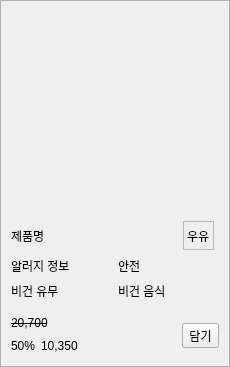
Qt form shopee_ros2/src/shopee_app/shopee_app/ui/promoded_class.ui (addinedu-roscamp-7th/roscamp-repo-1) before a commit.
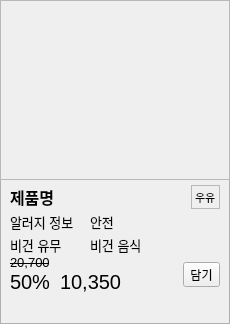
The same form after that commit. Icons and pictures are not drawn.

Commit message: [ShopeeApp] 상품 리스트 디자인 수정

The edit to the form file:
```diff
--- a/shopee_ros2/src/shopee_app/shopee_app/ui/promoded_class.ui
+++ b/shopee_ros2/src/shopee_app/shopee_app/ui/promoded_class.ui
@@ -7,7 +7,7 @@
     <x>0</x>
     <y>0</y>
     <width>230</width>
-    <height>367</height>
+    <height>324</height>
    </rect>
   </property>
   <property name="sizePolicy">
@@ -24,8 +24,8 @@
   </property>
   <property name="maximumSize">
    <size>
-    <width>230</width>
-    <height>367</height>
+    <width>248</width>
+    <height>324</height>
    </size>
   </property>
   <property name="windowTitle">
@@ -34,7 +34,22 @@
   <property name="styleSheet">
    <string notr="true">#product_form { border: 1px solid #b0b0b0; }</string>
   </property>
-  <layout class="QVBoxLayout" name="verticalLayout" stretch="20,4,2,2,1,0">
+  <layout class="QVBoxLayout" name="verticalLayout" stretch="20,0,4,2,2,0,0">
+   <property name="spacing">
+    <number>0</number>
+   </property>
+   <property name="leftMargin">
+    <number>0</number>
+   </property>
+   <property name="topMargin">
+    <number>0</number>
+   </property>
+   <property name="rightMargin">
+    <number>0</number>
+   </property>
+   <property name="bottomMargin">
+    <number>0</number>
+   </property>
    <item>
     <widget class="QLabel" name="label_prod_image">
      <property name="sizePolicy">
@@ -45,18 +60,24 @@
      </property>
      <property name="minimumSize">
       <size>
-       <width>160</width>
-       <height>160</height>
+       <width>230</width>
+       <height>180</height>
       </size>
      </property>
      <property name="maximumSize">
       <size>
-       <width>16777211</width>
-       <height>16777215</height>
+       <width>230</width>
+       <height>180</height>
       </size>
      </property>
      <property name="frameShape">
-      <enum>QFrame::NoFrame</enum>
+      <enum>QFrame::StyledPanel</enum>
+     </property>
+     <property name="lineWidth">
+      <number>0</number>
+     </property>
+     <property name="midLineWidth">
+      <number>0</number>
      </property>
      <property name="text">
       <string/>
@@ -72,16 +93,45 @@
      </property>
     </widget>
    </item>
+   <item>
+    <spacer name="verticalSpacer_2">
+     <property name="orientation">
+      <enum>Qt::Vertical</enum>
+     </property>
+     <property name="sizeType">
+      <enum>QSizePolicy::Fixed</enum>
+     </property>
+     <property name="sizeHint" stdset="0">
+      <size>
+       <width>20</width>
+       <height>5</height>
+      </size>
+     </property>
+    </spacer>
+   </item>
    <item>
     <layout class="QHBoxLayout" name="horizontalLayout">
+     <property name="spacing">
+      <number>0</number>
+     </property>
+     <property name="leftMargin">
+      <number>10</number>
+     </property>
      <property name="topMargin">
-      <number>10</number>
+      <number>0</number>
      </property>
      <property name="rightMargin">
-      <number>5</number>
+      <number>10</number>
      </property>
      <item>
       <widget class="QLabel" name="label_prod_name">
+       <property name="font">
+        <font>
+         <pointsize>12</pointsize>
+         <weight>75</weight>
+         <bold>true</bold>
+        </font>
+       </property>
        <property name="text">
         <string>제품명</string>
        </property>
@@ -102,9 +152,20 @@
      </item>
      <item>
       <widget class="QLabel" name="label_category">
+       <property name="font">
+        <font>
+         <pointsize>8</pointsize>
+        </font>
+       </property>
        <property name="frameShape">
         <enum>QFrame::StyledPanel</enum>
        </property>
+       <property name="lineWidth">
+        <number>10</number>
+       </property>
+       <property name="midLineWidth">
+        <number>10</number>
+       </property>
        <property name="text">
         <string>우유</string>
        </property>
@@ -117,8 +178,28 @@
    </item>
    <item>
     <layout class="QHBoxLayout" name="horizontalLayout_2">
+     <property name="leftMargin">
+      <number>10</number>
+     </property>
+     <property name="topMargin">
+      <number>3</number>
+     </property>
+     <property name="rightMargin">
+      <number>10</number>
+     </property>
      <item>
       <widget class="QLabel" name="label_5">
+       <property name="minimumSize">
+        <size>
+         <width>80</width>
+         <height>0</height>
+        </size>
+       </property>
+       <property name="font">
+        <font>
+         <pointsize>10</pointsize>
+        </font>
+       </property>
        <property name="text">
         <string>알러지 정보</string>
        </property>
@@ -126,17 +207,55 @@
      </item>
      <item>
       <widget class="QLabel" name="label_allergy_info">
+       <property name="font">
+        <font>
+         <pointsize>10</pointsize>
+        </font>
+       </property>
        <property name="text">
         <string>안전</string>
        </property>
       </widget>
      </item>
+     <item>
+      <spacer name="horizontalSpacer_3">
+       <property name="orientation">
+        <enum>Qt::Horizontal</enum>
+       </property>
+       <property name="sizeHint" stdset="0">
+        <size>
+         <width>40</width>
+         <height>20</height>
+        </size>
+       </property>
+      </spacer>
+     </item>
     </layout>
    </item>
    <item>
     <layout class="QHBoxLayout" name="horizontalLayout_3">
+     <property name="leftMargin">
+      <number>10</number>
+     </property>
+     <property name="topMargin">
+      <number>3</number>
+     </property>
+     <property name="rightMargin">
+      <number>10</number>
+     </property>
      <item>
       <widget class="QLabel" name="label_6">
+       <property name="minimumSize">
+        <size>
+         <width>80</width>
+         <height>0</height>
+        </size>
+       </property>
+       <property name="font">
+        <font>
+         <pointsize>10</pointsize>
+        </font>
+       </property>
        <property name="text">
         <string>비건 유무</string>
        </property>
@@ -144,39 +263,57 @@
      </item>
      <item>
       <widget class="QLabel" name="label_vegan_info">
+       <property name="font">
+        <font>
+         <pointsize>10</pointsize>
+        </font>
+       </property>
        <property name="text">
         <string>비건 음식</string>
        </property>
       </widget>
      </item>
+     <item>
+      <spacer name="horizontalSpacer_4">
+       <property name="orientation">
+        <enum>Qt::Horizontal</enum>
+       </property>
+       <property name="sizeHint" stdset="0">
+        <size>
+         <width>40</width>
+         <height>20</height>
+        </size>
+       </property>
+      </spacer>
+     </item>
     </layout>
    </item>
-   <item>
-    <spacer name="verticalSpacer">
-     <property name="orientation">
-      <enum>Qt::Vertical</enum>
-     </property>
-     <property name="sizeHint" stdset="0">
-      <size>
-       <width>20</width>
-       <height>40</height>
-      </size>
-     </property>
-    </spacer>
-   </item>
    <item>
     <layout class="QHBoxLayout" name="horizontalLayout_4">
+     <property name="spacing">
+      <number>0</number>
+     </property>
+     <property name="leftMargin">
+      <number>10</number>
+     </property>
      <property name="topMargin">
       <number>0</number>
      </property>
+     <property name="rightMargin">
+      <number>10</number>
+     </property>
      <item>
       <layout class="QVBoxLayout" name="verticalLayout_2">
+       <property name="spacing">
+        <number>0</number>
+       </property>
        <item>
         <layout class="QHBoxLayout" name="horizontalLayout_5">
          <item>
           <widget class="QLabel" name="label_original_price">
            <property name="font">
             <font>
+             <pointsize>10</pointsize>
              <strikeout>true</strikeout>
             </font>
            </property>
@@ -191,13 +328,43 @@
         <layout class="QHBoxLayout" name="horizontalLayout_6">
          <item>
           <widget class="QLabel" name="label_discount_rate">
+           <property name="font">
+            <font>
+             <pointsize>15</pointsize>
+             <weight>50</weight>
+             <bold>false</bold>
+            </font>
+           </property>
            <property name="text">
             <string>50%</string>
            </property>
           </widget>
          </item>
+         <item>
+          <spacer name="horizontalSpacer_5">
+           <property name="orientation">
+            <enum>Qt::Horizontal</enum>
+           </property>
+           <property name="sizeType">
+            <enum>QSizePolicy::Fixed</enum>
+           </property>
+           <property name="sizeHint" stdset="0">
+            <size>
+             <width>10</width>
+             <height>0</height>
+            </size>
+           </property>
+          </spacer>
+         </item>
          <item>
           <widget class="QLabel" name="label_discounted_price">
+           <property name="font">
+            <font>
+             <pointsize>15</pointsize>
+             <weight>50</weight>
+             <bold>false</bold>
+            </font>
+           </property>
            <property name="text">
             <string>10,350</string>
            </property>
@@ -235,6 +402,19 @@
      </item>
     </layout>
    </item>
+   <item>
+    <spacer name="verticalSpacer">
+     <property name="orientation">
+      <enum>Qt::Vertical</enum>
+     </property>
+     <property name="sizeHint" stdset="0">
+      <size>
+       <width>20</width>
+       <height>40</height>
+      </size>
+     </property>
+    </spacer>
+   </item>
   </layout>
  </widget>
  <resources/>
```
Left out of the diff: 2 changed lines with no effect on the pictures. The commit also changes 2 other files.
